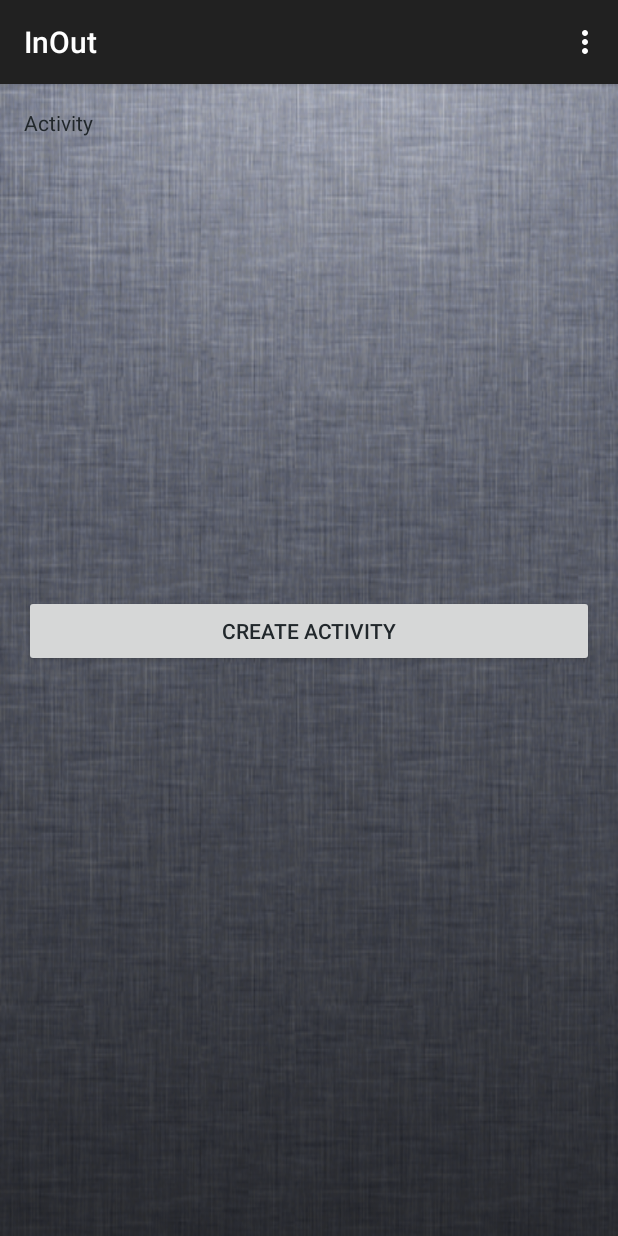
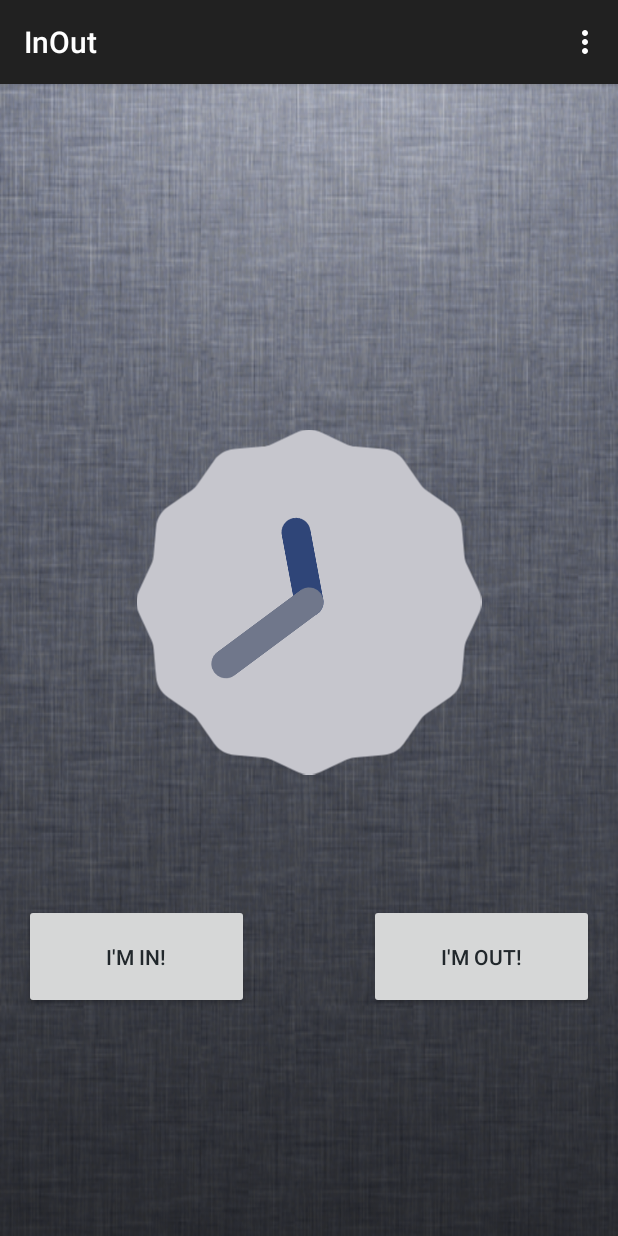
Before and after one commit to AlexandruLucian/InOut, an Android app: the MainActivity screen opened directly, with no data from a screen before it, on a phone screen of 412 x 824 dp. Run offline under Robolectric (Android 15) with nearby library versions, the phone set to English and light mode, and no system bars; 1 statement that could not run was skipped.

Commit message:
Registering time of starting and finishing the shift

```diff
--- a/app/src/main/java/com/mycompany/inout/LoginActivity.java
+++ b/app/src/main/java/com/mycompany/inout/LoginActivity.java
@@ -32,6 +32,7 @@ public class LoginActivity extends Activity {
         mPassword = (EditText)findViewById(R.id.passwordLoginEditText);
         mLoginBtn = (Button)findViewById(R.id.loginBtn);
         mCreateAccountBtn = (Button)findViewById(R.id.createAccountBtnLogin);
+
 
         //listen to when the mLoginBtn is click
         mLoginBtn.setOnClickListener(new View.OnClickListener() {
--- a/app/src/main/java/com/mycompany/inout/MainActivity.java
+++ b/app/src/main/java/com/mycompany/inout/MainActivity.java
@@ -7,35 +7,57 @@ import android.view.Menu;
 import android.view.MenuItem;
 import android.view.View;
 import android.widget.Button;
+import android.widget.Toast;
 
+import com.parse.ParseObject;
 import com.parse.ParseUser;
 
 
 public class MainActivity extends ActionBarActivity {
 
-    protected Button mNewActivity;
+     protected Button mImInBtn;
+     protected Button mImOutBtn;
 
     @Override
         protected void onCreate(Bundle savedInstanceState) {
         super.onCreate(savedInstanceState);
         setContentView(R.layout.activity_main);
 
-        //initialize
-        mNewActivity=(Button)findViewById(R.id.createActivityBtn);
 
-        //listen to when the createActivityBtn is click
-        mNewActivity.setOnClickListener(new View.OnClickListener() {
-            @Override
-            public void onClick(View v) {
-
-            }
-        });
-
-        ParseUser currentUser = ParseUser.getCurrentUser();
+        final ParseUser currentUser = ParseUser.getCurrentUser();
         if (currentUser != null) {
             // do stuff with the user
+
+            //initialize
+            mImInBtn = (Button)findViewById(R.id.ImInBtn);
+            mImOutBtn = (Button)findViewById(R.id.ImOutBtn);
+
+            //listen to when the ImInBtn is click
+            mImInBtn.setOnClickListener(new View.OnClickListener() {
+                @Override
+                public void onClick(View v) {
+                    Toast.makeText(MainActivity.this, "Starting the shift!", Toast.LENGTH_LONG).show();
+                    //register the time when the user starts to work
+                    ParseObject startingShift = new ParseObject("StartingShift");
+                    startingShift.put("user", currentUser);
+                    startingShift.saveInBackground();
+
+                }
+            });
+
+            //listen to when the ImOutBtn is click
+            mImOutBtn.setOnClickListener(new View.OnClickListener() {
+                @Override
+                public void onClick(View v) {
+                    Toast.makeText(MainActivity.this, "Finished the shift!", Toast.LENGTH_LONG).show();
+                    //register the time when the user finished working
+                    ParseObject finishingShift = new ParseObject("FinishingShift");
+                    finishingShift.saveInBackground();
+
+                }
+            });
         } else {
-            // show the signup or login screen
+            // show the sing up or login screen
             Intent takeUserToLoginPage = new Intent(this, LoginActivity.class);
             startActivity(takeUserToLoginPage);
         }
--- a/app/src/main/res/layout/activity_main.xml
+++ b/app/src/main/res/layout/activity_main.xml
@@ -1,29 +1,41 @@
-<LinearLayout xmlns:android="http://schemas.android.com/apk/res/android"
+<RelativeLayout xmlns:android="http://schemas.android.com/apk/res/android"
 xmlns:tools="http://schemas.android.com/tools" android:layout_width="match_parent"
     android:layout_height="match_parent" android:paddingLeft="@dimen/activity_horizontal_margin"
     android:paddingRight="@dimen/activity_horizontal_margin"
     android:paddingTop="@dimen/activity_vertical_margin"
     android:paddingBottom="@dimen/activity_vertical_margin" tools:context=".MainActivity"
     android:background="@drawable/opeh1"
-    android:orientation="vertical">
+    android:orientation="vertical"
+    android:weightSum="1">
 
-
-    <TextView
-        android:layout_width="match_parent"
-        android:layout_height="wrap_content"
-        android:text="Activity"
-        android:textColor="@color/material_blue_grey_950"/>
-    <ListView
-        android:layout_width="wrap_content"
-        android:layout_height="305dp"
-        android:id="@+id/listView"
-        android:layout_gravity="center_vertical" />
+    <AnalogClock
+        android:layout_width="280dp"
+        android:layout_height="230dp"
+        android:id="@+id/analogClock"
+        android:layout_gravity="center_horizontal"
+        android:layout_above="@+id/ImInBtn"
+        android:layout_centerHorizontal="true"
+        android:layout_marginBottom="86dp" />
 
     <Button
-        android:id="@+id/createActivityBtn"
-        android:layout_width="match_parent"
-        android:layout_height="wrap_content"
-        android:text="Create Activity"
-        android:textColor="@color/material_blue_grey_950"/>
+        android:layout_width="150dp"
+        android:layout_height="70dp"
+        android:id="@+id/ImInBtn"
+        android:layout_gravity="start"
+        android:text="I'm in!"
+        android:textColor="@color/material_blue_grey_950"
+        android:layout_alignParentBottom="true"
+        android:layout_alignParentLeft="true"
+        android:layout_alignParentStart="true"
+        android:layout_marginBottom="135dp" />
 
-</LinearLayout>
+    <Button
+        android:layout_width="150dp"
+        android:layout_height="70dp"
+        android:id="@+id/ImOutBtn"
+        android:text="I'm out!"
+        android:textColor="@color/material_blue_grey_950"
+        android:layout_alignTop="@+id/ImInBtn"
+        android:layout_alignParentRight="true"
+        android:layout_alignParentEnd="true"/>
+</RelativeLayout>
```
Also changed, not shown: 1 other file.
